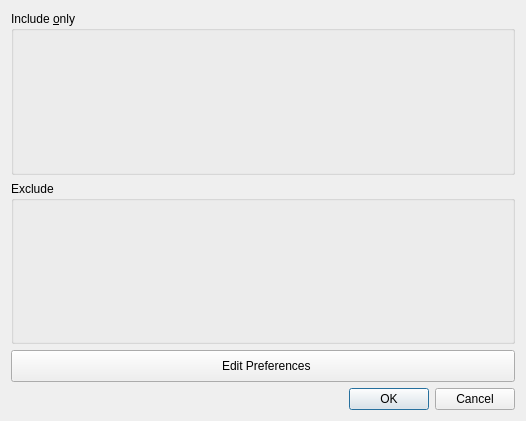
Before: the Qt Designer form src/Dialogs/exportpdfdialog.ui in pasbi/CAN, drawn with Qt 5.
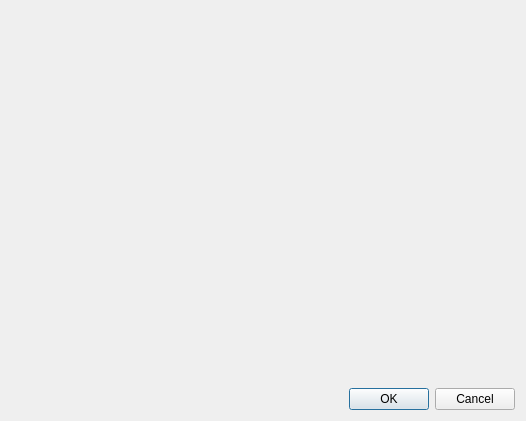
After: the same form once the commit is applied. Icons and pictures are not drawn. Custom widgets are drawn as their Qt base class.

```diff
--- a/src/Dialogs/exportpdfdialog.ui
+++ b/src/Dialogs/exportpdfdialog.ui
@@ -15,51 +15,17 @@
   </property>
   <layout class="QVBoxLayout" name="verticalLayout">
    <item>
-    <widget class="QGroupBox" name="groupBox">
-     <property name="title">
-      <string>Include &amp;only</string>
+    <spacer name="verticalSpacer">
+     <property name="orientation">
+      <enum>Qt::Vertical</enum>
      </property>
-     <layout class="QHBoxLayout" name="horizontalLayout">
-      <item>
-       <widget class="TagEditor" name="includeTagsEditor" native="true"/>
-      </item>
-     </layout>
-    </widget>
-   </item>
-   <item>
-    <widget class="QGroupBox" name="groupBox_2">
-     <property name="title">
-      <string>Exclude</string>
-     </property>
-     <layout class="QVBoxLayout" name="verticalLayout_2">
-      <item>
-       <widget class="TagEditor" name="excludeTagsEditor" native="true"/>
-      </item>
-     </layout>
-    </widget>
-   </item>
-   <item>
-    <widget class="QPushButton" name="buttonEditPreferences">
-     <property name="minimumSize">
+     <property name="sizeHint" stdset="0">
       <size>
-       <width>32</width>
-       <height>32</height>
+       <width>20</width>
+       <height>40</height>
       </size>
      </property>
-     <property name="maximumSize">
-      <size>
-       <width>65536</width>
-       <height>32</height>
-      </size>
-     </property>
-     <property name="text">
-      <string>  Edit Preferences</string>
-     </property>
-     <property name="icon">
-      <iconset resource="../ressources.qrc">
-       <normaloff>:/icons/icons/wrench52.png</normaloff>:/icons/icons/wrench52.png</iconset>
-     </property>
-    </widget>
+    </spacer>
    </item>
    <item>
     <widget class="QDialogButtonBox" name="buttonBox">
@@ -70,17 +36,7 @@
    </item>
   </layout>
  </widget>
- <customwidgets>
-  <customwidget>
-   <class>TagEditor</class>
-   <extends>QWidget</extends>
-   <header>Dialogs/tageditor.h</header>
-   <container>1</container>
-  </customwidget>
- </customwidgets>
- <resources>
-  <include location="../ressources.qrc"/>
- </resources>
+ <resources/>
  <connections>
   <connection>
    <sender>buttonBox</sender>
```
